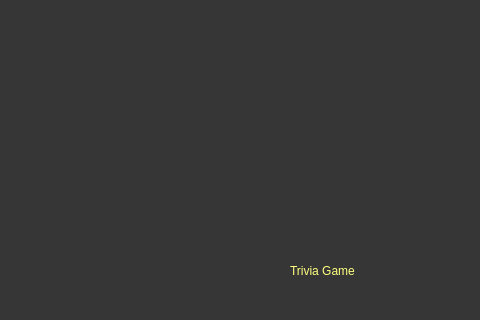
NaorFarjun02/Trivia-Game, file src/Python-code/UI/home.ui: the form before one commit; both pictures show x 0 to 480 and y 0 to 320 of the 960 by 730 pixel window.
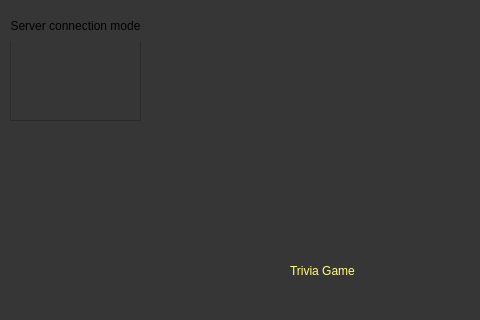
The form after the commit.

What changed in the file:
```diff
--- a/src/Python-code/UI/home.ui
+++ b/src/Python-code/UI/home.ui
@@ -176,6 +176,67 @@
 _____</string>
    </property>
   </widget>
+  <widget class="QFrame" name="connection_frame">
+   <property name="geometry">
+    <rect>
+     <x>10</x>
+     <y>10</y>
+     <width>131</width>
+     <height>111</height>
+    </rect>
+   </property>
+   <property name="frameShape">
+    <enum>QFrame::StyledPanel</enum>
+   </property>
+   <property name="frameShadow">
+    <enum>QFrame::Raised</enum>
+   </property>
+   <widget class="QLabel" name="connection_icon">
+    <property name="geometry">
+     <rect>
+      <x>30</x>
+      <y>40</y>
+      <width>71</width>
+      <height>51</height>
+     </rect>
+    </property>
+    <property name="text">
+     <string/>
+    </property>
+   </widget>
+   <widget class="QLabel" name="connection_text">
+    <property name="geometry">
+     <rect>
+      <x>30</x>
+      <y>90</y>
+      <width>71</width>
+      <height>20</height>
+     </rect>
+    </property>
+    <property name="text">
+     <string/>
+    </property>
+    <property name="alignment">
+     <set>Qt::AlignCenter</set>
+    </property>
+   </widget>
+   <widget class="QLabel" name="connection_titel">
+    <property name="geometry">
+     <rect>
+      <x>0</x>
+      <y>0</y>
+      <width>131</width>
+      <height>31</height>
+     </rect>
+    </property>
+    <property name="text">
+     <string>Server connection mode</string>
+    </property>
+    <property name="alignment">
+     <set>Qt::AlignCenter</set>
+    </property>
+   </widget>
+  </widget>
   <zorder>scoretablebutton</zorder>
   <zorder>menubutton</zorder>
   <zorder>label</zorder>
```
Left out of the diff: 1 changed line with no effect on the pictures.
